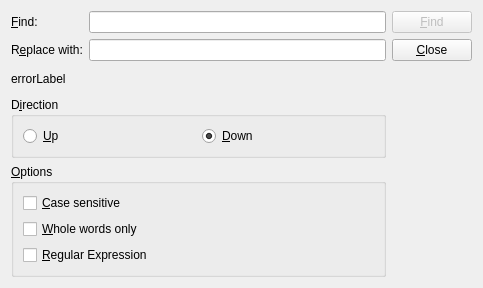
The window that dialogs/findreplaceform.ui (dewhisna/QtFindReplaceDialog) describes before a commit, drawn with Qt 5.
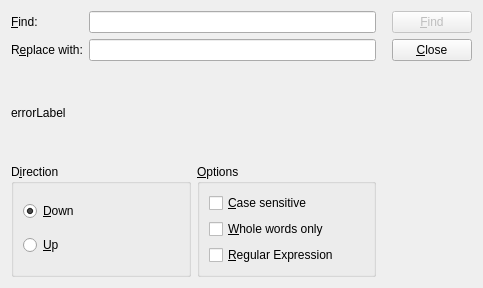
The same window after the commit.

Commit message: changed layout for options

Diff of the .ui file:
```diff
--- a/dialogs/findreplaceform.ui
+++ b/dialogs/findreplaceform.ui
@@ -13,8 +13,10 @@
   <property name="windowTitle">
    <string>Form</string>
   </property>
-  <layout class="QGridLayout" name="gridLayout_4">
+  <layout class="QGridLayout" name="gridLayout">
    <item row="0" column="0">
+    <layout class="QVBoxLayout" name="verticalLayout_5">
+     <item>
     <layout class="QVBoxLayout" name="verticalLayout_2">
      <item>
       <layout class="QGridLayout" name="gridLayout_3">
@@ -46,6 +48,8 @@
        </item>
       </layout>
      </item>
+      </layout>
+     </item>
      <item>
       <widget class="QLabel" name="errorLabel">
        <property name="text">
@@ -54,19 +58,14 @@
       </widget>
      </item>
      <item>
+      <layout class="QHBoxLayout" name="horizontalLayout">
+       <item>
       <widget class="QGroupBox" name="groupBox">
        <property name="title">
         <string>D&amp;irection</string>
        </property>
-       <layout class="QGridLayout" name="gridLayout_2">
-        <item row="0" column="0">
-         <widget class="QRadioButton" name="upRadioButton">
-          <property name="text">
-           <string>&amp;Up</string>
-          </property>
-         </widget>
-        </item>
-        <item row="0" column="1">
+         <layout class="QVBoxLayout" name="verticalLayout_3">
+          <item>
          <widget class="QRadioButton" name="downRadioButton">
           <property name="text">
            <string>&amp;Down</string>
@@ -76,6 +75,13 @@
           </property>
          </widget>
         </item>
+          <item>
+           <widget class="QRadioButton" name="upRadioButton">
+            <property name="text">
+             <string>&amp;Up</string>
+            </property>
+           </widget>
+          </item>
        </layout>
       </widget>
      </item>
@@ -84,15 +90,22 @@
        <property name="title">
         <string>&amp;Options</string>
        </property>
-       <layout class="QGridLayout" name="gridLayout">
-        <item row="0" column="0">
+         <layout class="QVBoxLayout" name="verticalLayout_4">
+          <item>
          <widget class="QCheckBox" name="caseCheckBox">
           <property name="text">
            <string>&amp;Case sensitive</string>
           </property>
          </widget>
         </item>
-        <item row="2" column="0">
+          <item>
+           <widget class="QCheckBox" name="wholeCheckBox">
+            <property name="text">
+             <string>&amp;Whole words only</string>
+            </property>
+           </widget>
+          </item>
+          <item>
          <widget class="QCheckBox" name="regexCheckBox">
           <property name="toolTip">
            <string>&lt;!DOCTYPE HTML PUBLIC &quot;-//W3C//DTD HTML 4.0//EN&quot; &quot;http://www.w3.org/TR/REC-html40/strict.dtd&quot;&gt;
@@ -109,20 +122,18 @@
           </property>
          </widget>
         </item>
-        <item row="1" column="0">
-         <widget class="QCheckBox" name="wholeCheckBox">
-          <property name="text">
-           <string>&amp;Whole words only</string>
-          </property>
+         </layout>
          </widget>
         </item>
        </layout>
-      </widget>
      </item>
     </layout>
    </item>
    <item row="0" column="1">
     <layout class="QVBoxLayout" name="verticalLayout">
+     <property name="leftMargin">
+      <number>10</number>
+     </property>
      <item>
       <widget class="QPushButton" name="findButton">
        <property name="enabled">
```
Left out of the diff: 6 changed lines with no effect on the pictures. Lines whose indentation alone changed are shown as unchanged.
